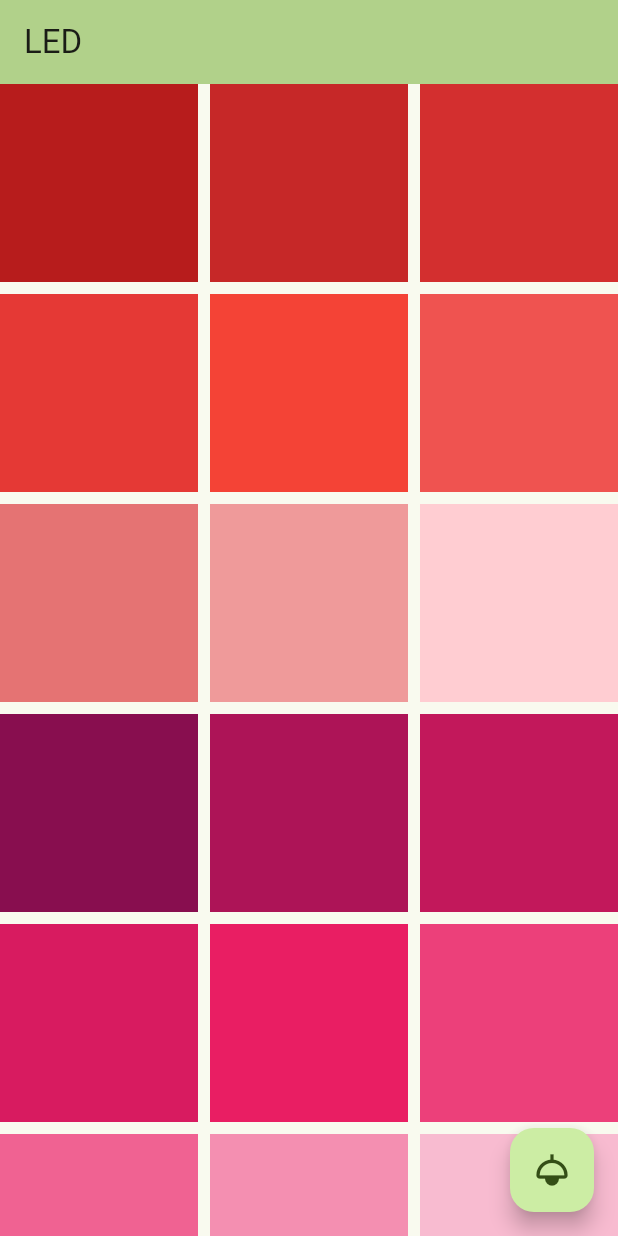
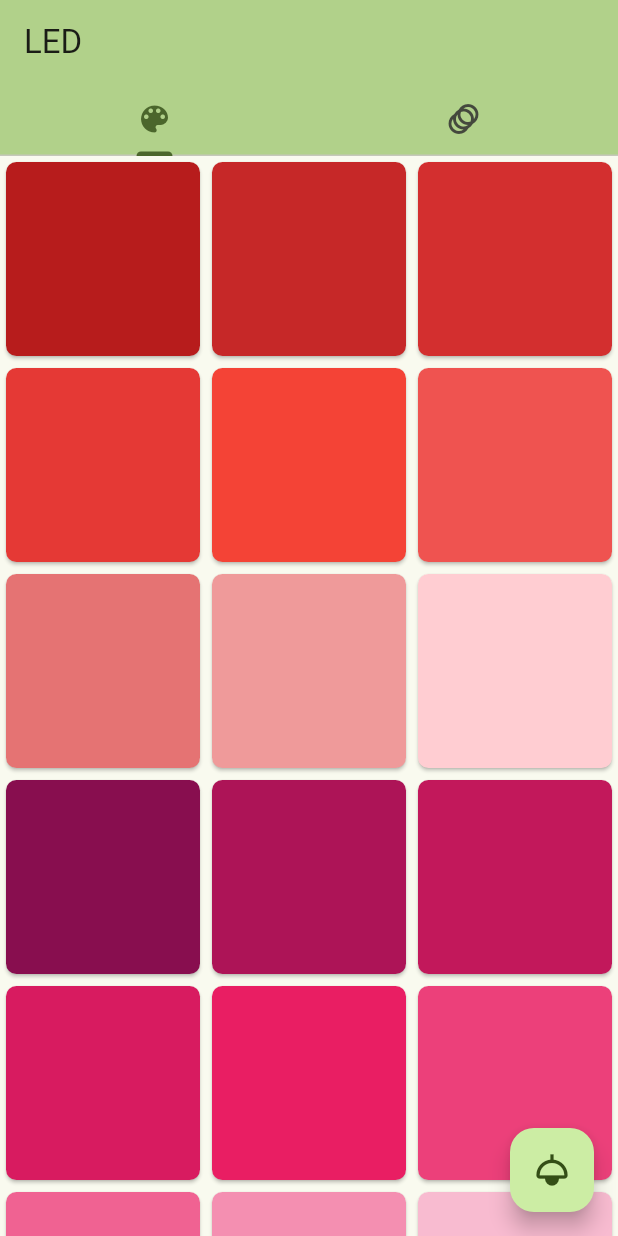
Before and after one commit to felixholfelder/led-app, a Flutter app: the screen it shows after launch, on a phone screen of 412 x 824 dp. Run offline on Flutter 3.47's test engine with Material 3 defaults, Android fonts, the phone set to English and light mode, and no system bars; our stand-ins replace shared_preferences, skeletonizer.

Commit message:
added tabs

```diff
--- a/lib/page/DevicePage.dart
+++ b/lib/page/DevicePage.dart
@@ -73,6 +73,7 @@ class _DevicePageState extends State<DevicePage> {
 
   void _selectDevice(Device device) {
     _prefService.saveCurrDevice(device);
+    //TODO - subscribe to mqtt broker
     Navigator.of(context).pop();
   }
 }
--- a/lib/page/HomePage.dart
+++ b/lib/page/HomePage.dart
@@ -1,9 +1,7 @@
-import 'dart:convert';
-
 import 'package:flutter/material.dart';
-import 'package:flutter/services.dart';
 import 'package:led_app/service/ColorService.dart';
 import 'package:led_app/ui/ColorElement.dart';
+
 import 'DevicePage.dart';
 
 class HomePage extends StatefulWidget {
@@ -18,26 +16,41 @@ class _HomePageState extends State<HomePage> {
 
   @override
   Widget build(BuildContext context) {
-    return Scaffold(
+    return DefaultTabController(
+      length: 2,
+      child: Scaffold(
         appBar: AppBar(
           backgroundColor: Theme.of(context).colorScheme.inversePrimary,
           title: const Text("LED"),
+          bottom: const TabBar(
+            tabs: <Widget>[
+              Tab(icon: Icon(Icons.color_lens)),
+              Tab(icon: Icon(Icons.animation)),
+            ],
           ),
-      body: Center(
+        ),
+        body: TabBarView(
+          children: <Widget>[
+            Center(
               child: GridView.builder(
                 itemCount: colors.length,
                 itemBuilder: (context, index) => ColorElement(color: _getColor(colors, index)),
                 gridDelegate: const SliverGridDelegateWithFixedCrossAxisCount(
                   crossAxisCount: 3,
-            mainAxisSpacing: 8.0,
-            crossAxisSpacing: 8.0,
                 ),
               ),
+            ),
+            //TODO - added AnimationElement and it's functionality
+            Center(
+              child: Text("Animationen"),
+            ),
+          ],
         ),
         floatingActionButton: FloatingActionButton(
           onPressed: _showDevicePage,
           tooltip: "Geräte verwalten",
           child: const Icon(Icons.light, size: 28),
+        ),
       ),
     );
   }
--- a/lib/ui/ColorElement.dart
+++ b/lib/ui/ColorElement.dart
@@ -12,9 +12,20 @@ class ColorElement extends StatefulWidget {
 class _ColorElementState extends State<ColorElement> {
   @override
   Widget build(BuildContext context) {
-    return Container(
-      padding: const EdgeInsets.all(8),
+    return Card(
+      shape: RoundedRectangleBorder(
+        borderRadius: BorderRadius.circular(7),
+      ),
       color: widget.color,
+      child: ClipPath(
+        child: ListTile(
+          onTap: () => {},
+        ),
+      ),
     );
   }
+
+  void _sendColor() {
+    //TODO - send mqtt message
+  }
 }
```
Lines whose indentation alone changed are shown as unchanged.
